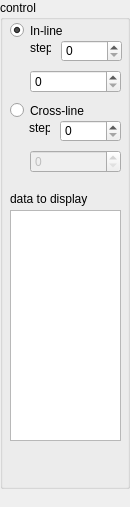
Before: the Qt Designer form pygeopressure_gui/ui/section_view_control.ui in whimian/pyGeoPressure_gui, drawn with Qt 5.
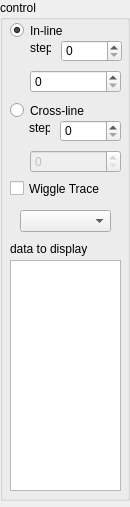
After: the same form once the commit is applied.

Commit message: #2 add colormap support to section view

Diff of the .ui file:
```diff
--- a/pygeopressure_gui/ui/section_view_control.ui
+++ b/pygeopressure_gui/ui/section_view_control.ui
@@ -31,7 +31,7 @@
      <x>0</x>
      <y>0</y>
      <width>130</width>
-     <height>489</height>
+     <height>501</height>
     </rect>
    </property>
    <property name="minimumSize">
@@ -53,7 +53,7 @@
     <property name="geometry">
      <rect>
       <x>10</x>
-      <y>190</y>
+      <y>240</y>
       <width>101</width>
       <height>17</height>
      </rect>
@@ -66,7 +66,7 @@
     <property name="geometry">
      <rect>
       <x>10</x>
-      <y>210</y>
+      <y>260</y>
       <width>111</width>
       <height>231</height>
      </rect>
@@ -170,6 +170,29 @@
      </rect>
     </property>
    </widget>
+   <widget class="QComboBox" name="colormap_ComboBox">
+    <property name="geometry">
+     <rect>
+      <x>20</x>
+      <y>210</y>
+      <width>91</width>
+      <height>22</height>
+     </rect>
+    </property>
+   </widget>
+   <widget class="QCheckBox" name="wiggle_CheckBox">
+    <property name="geometry">
+     <rect>
+      <x>10</x>
+      <y>180</y>
+      <width>91</width>
+      <height>17</height>
+     </rect>
+    </property>
+    <property name="text">
+     <string>Wiggle Trace</string>
+    </property>
+   </widget>
   </widget>
  </widget>
  <resources/>
```
The commit also changes 4 other files.
